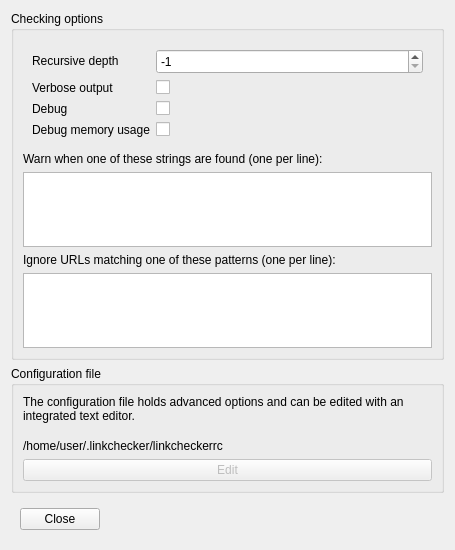
Old version of the form linkcheck/gui/ui/options.ui in the repository wummel/linkchecker.
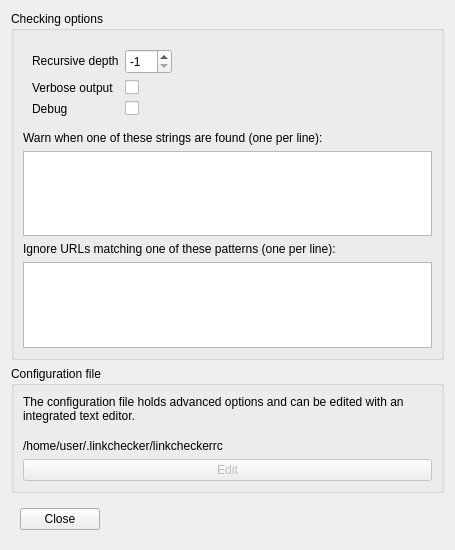
New version of the form.

Commit message: Introduce check plugins, use Python requests for http/s connections, and some code cleanups and improvements.

The edit to the form file:
```diff
--- a/linkcheck/gui/ui/options.ui
+++ b/linkcheck/gui/ui/options.ui
@@ -29,6 +29,9 @@
       <item>
        <widget class="QWidget" name="widget" native="true">
         <layout class="QFormLayout" name="formLayout">
+         <property name="fieldGrowthPolicy">
+          <enum>QFormLayout::ExpandingFieldsGrow</enum>
+         </property>
          <item row="0" column="0">
           <widget class="QLabel" name="label">
            <property name="toolTip">
@@ -104,23 +107,6 @@
            </property>
           </widget>
          </item>
-         <item row="3" column="0">
-          <widget class="QLabel" name="label_7">
-           <property name="toolTip">
-            <string extracomment="When checking finishes, write a memory dump to a temporary file. The memory dump is written both when checking finishes normally and when checking gets canceled."/>
-           </property>
-           <property name="text">
-            <string>Debug memory usage</string>
-           </property>
-          </widget>
-         </item>
-         <item row="3" column="1">
-          <widget class="QCheckBox" name="debugmemory">
-           <property name="text">
-            <string/>
-           </property>
-          </widget>
-         </item>
         </layout>
        </widget>
       </item>
```
The commit also changes 193 other files.
